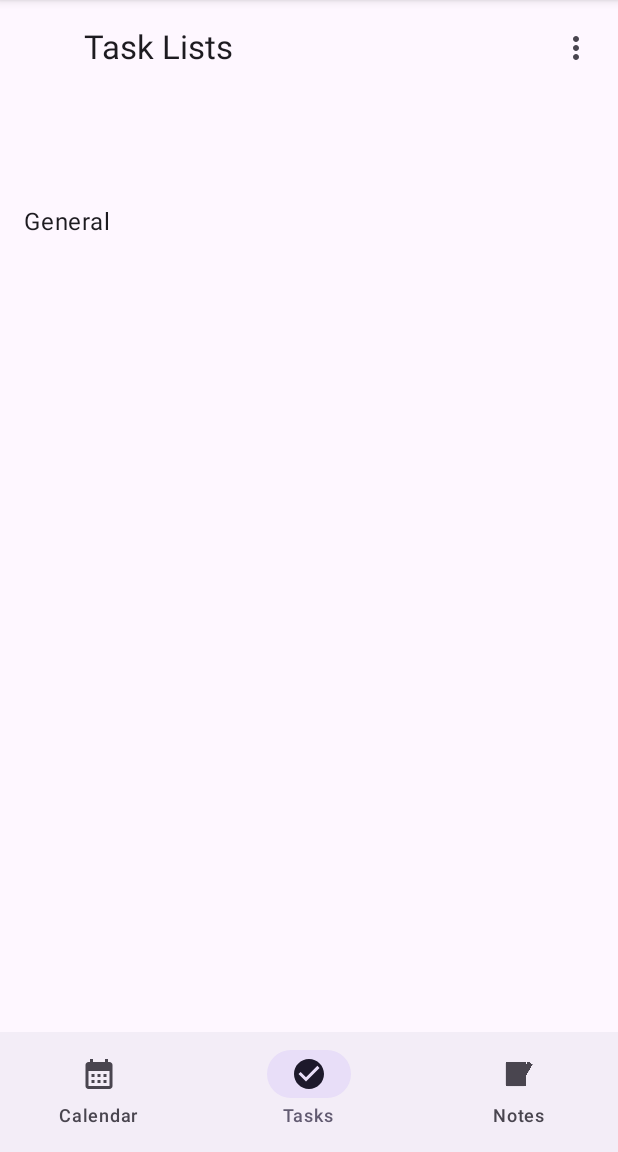
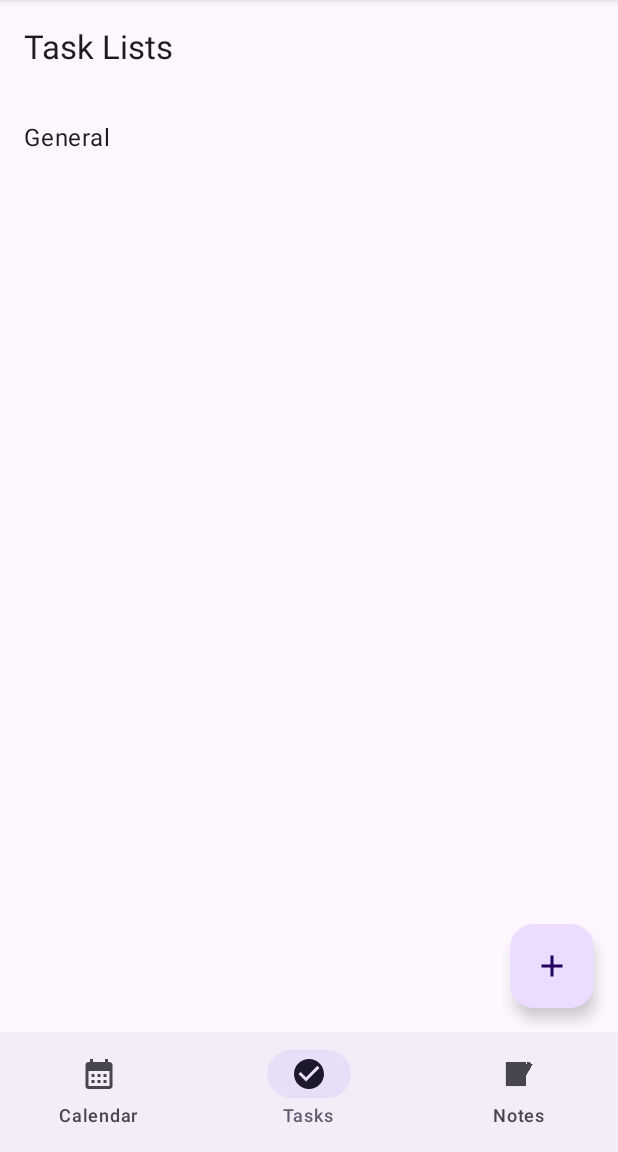
Before and after one commit to corey2120/My_Day, an Android app built with Jetpack Compose: the screen it shows after launch (MainActivity), item 2 of the bottom bar chosen, on a phone screen of 412 x 824 dp, the part 84-1236 px from its top. Run offline under Robolectric (Android 15) with nearby library versions, the phone set to English and light mode, and no system bars; our stand-ins replace Dagger/Hilt's generated code, Room's generated code; libraries missing offline, so code that uses them is left out: com.google.ai.client.

Commit message:
Fixed Task Screen issues

```diff
--- a/app/src/main/java/com/example/myday/HomeScreen.kt
+++ b/app/src/main/java/com/example/myday/HomeScreen.kt
@@ -88,91 +88,9 @@ fun HomeScreen(viewModel: MainViewModel) {
     var showNotesBackButton by remember { mutableStateOf(false) }
     val onNotesBack: () -> Unit = { notesNavController.popBackStack() }
 
-    if (showThemeDialog) {
-        ThemeSwitcherDialog(viewModel = viewModel, onDismiss = { showThemeDialog = false })
-    }
+
 
     Scaffold(
-        topBar = {
-            TopAppBar(
-                title = {
-                    when (val screen = currentTasksScreen) {
-                        is TasksScreen.TaskLists -> Text("Task Lists")
-                        is TasksScreen.Tasks -> {
-                            val listName = viewModel.taskLists.collectAsState().value.find { it.id == screen.listId }?.name ?: "Tasks"
-                            Text(listName)
-                        }
-                    }
-                },
-                navigationIcon = {
-                    Log.d("HomeScreen", "navigationIcon recomposing: showTasksBackButton=$showTasksBackButton, showNotesBackButton=$showNotesBackButton")
-                    if (showTasksBackButton) {
-                        IconButton(onClick = onTasksBack) {
-                            Icon(Icons.AutoMirrored.Filled.ArrowBack, contentDescription = "Back")
-                        }
-                    } else if (showNotesBackButton) {
-                        IconButton(onClick = onNotesBack) {
-                            Icon(Icons.AutoMirrored.Filled.ArrowBack, contentDescription = "Back")
-                        }
-                    } else {
-                        // Placeholder for when no back button is needed
-                        Spacer(modifier = Modifier.width(48.dp)) // Occupy space to keep alignment
-                    }
-                },
-                windowInsets = WindowInsets(top = 0.dp),
-                actions = {
-                    var showMenu by remember { mutableStateOf(false) }
-
-                    IconButton(onClick = { showMenu = !showMenu }) {
-                        Icon(
-                            imageVector = Icons.Default.MoreVert,
-                            contentDescription = "More"
-                        )
-                    }
-
-                    DropdownMenu(
-                        expanded = showMenu,
-                        onDismissRequest = { showMenu = false }
-                    ) {
-                        DropdownMenuItem(
-                            text = { Text("Home") },
-                            onClick = {
-                                scope.launch { pagerState.animateScrollToPage(0) }
-                                showMenu = false
-                            }
-                        )
-                        DropdownMenuItem(
-                            text = { Text("Tasks") },
-                            onClick = {
-                                scope.launch { pagerState.animateScrollToPage(1) }
-                                showMenu = false
-                            }
-                        )
-                        DropdownMenuItem(
-                            text = { Text("Notes") },
-                            onClick = {
-                                scope.launch { pagerState.animateScrollToPage(2) }
-                                showMenu = false
-                            }
-                        )
-                        DropdownMenuItem(
-                            text = { Text("Google Login") },
-                            onClick = {
-                                Log.d("HomeScreen", "Google Login clicked - Implement actual login logic here")
-                                showMenu = false
-                            }
-                        )
-                        DropdownMenuItem(
-                            text = { Text("Settings") },
-                            onClick = {
-                                showThemeDialog = true
-                                showMenu = false
-                            }
-                        )
-                    }
-                }
-            )
-        },
         bottomBar = {
             NavigationBar {
                 val items = listOf("Calendar", "Tasks", "Notes")
@@ -192,25 +110,15 @@ fun HomeScreen(viewModel: MainViewModel) {
                     )
                 }
             }
-        },
-        floatingActionButton = {
-            if (pagerState.currentPage == 2) { // Notes screen
-                FloatingActionButton(
-                    onClick = { notesNavController.navigate("note_detail/new") },
-                    containerColor = MaterialTheme.colorScheme.primary
-                ) {
-                    Icon(Icons.Default.Add, contentDescription = "Add Note", tint = MaterialTheme.colorScheme.onPrimary)
-                }
-            }
         }
     ) { paddingValues ->
-        HorizontalPager(state = pagerState) { page ->
+        HorizontalPager(state = pagerState, modifier = Modifier.padding(paddingValues)) { page ->
             when (page) {
-                0 -> CalendarScreen(viewModel = viewModel, paddingValues = paddingValues)
+                0 -> CalendarScreen(viewModel = viewModel)
                 1 -> {
                     when (val screen = currentTasksScreen) {
-                        is TasksScreen.TaskLists -> TaskListsScreen(viewModel = viewModel, onTaskListClicked = { listId -> currentTasksScreen = TasksScreen.Tasks(listId) }, onBack = {}, paddingValues = paddingValues)
-                        is TasksScreen.Tasks -> TasksScreen(viewModel = viewModel, listId = screen.listId, onBack = { currentTasksScreen = TasksScreen.TaskLists }, paddingValues = paddingValues)
+                        is TasksScreen.TaskLists -> TaskListsScreen(viewModel = viewModel, onTaskListClicked = { listId -> currentTasksScreen = TasksScreen.Tasks(listId) })
+                        is TasksScreen.Tasks -> TasksScreen(viewModel = viewModel, listId = screen.listId, onBack = { currentTasksScreen = TasksScreen.TaskLists })
                     }
                 }
                 2 -> {
@@ -223,8 +131,7 @@ fun HomeScreen(viewModel: MainViewModel) {
                         composable("notes_list") {
                             NotesScreen(
                                 viewModel = viewModel,
-                                onNoteClicked = { noteId -> notesNavController.navigate("note_detail/$noteId") },
-                                paddingValues = paddingValues
+                                onNoteClicked = { noteId -> notesNavController.navigate("note_detail/$noteId") }
                             )
                         }
                         composable("note_detail/{noteId}") { backStackEntry ->
@@ -241,6 +148,7 @@ fun HomeScreen(viewModel: MainViewModel) {
         }
     }
 }
+
 
 
 
@@ -281,6 +189,7 @@ private fun ThemeSwitcherDialog(viewModel: MainViewModel, onDismiss: () -> Unit)
 private fun AddTaskFromHomeDialog(viewModel: MainViewModel, onDismiss: () -> Unit, selectedDate: Date?) {
     var taskDescription by remember { mutableStateOf("") }
     val taskLists by viewModel.taskLists.collectAsState()
+    val scope = rememberCoroutineScope()
 
     // Correctly find the list based on the current state
     val generalList = taskLists.find { it.name == "General" }
@@ -301,16 +210,19 @@ private fun AddTaskFromHomeDialog(viewModel: MainViewModel, onDismiss: () -> Uni
         confirmButton = {
             Button(
                 onClick = {
-                    generalList?.let {
-                        viewModel.addTask(
-                            description = taskDescription,
-                            listId = it.id,
-                            date = selectedDate
-                        )
+                    scope.launch {
+                        val list = generalList ?: viewModel.addTaskList("General")
+                        list?.let {
+                            viewModel.addTask(
+                                description = taskDescription,
+                                listId = it.id,
+                                date = selectedDate
+                            )
+                        }
                         onDismiss()
                     }
                 },
-                enabled = taskDescription.isNotBlank() && generalList != null
+                enabled = taskDescription.isNotBlank()
             ) {
                 Text("Add")
             }
@@ -588,7 +500,7 @@ fun EmptyState() {
 }
 
 @Composable
-fun CalendarScreen(viewModel: MainViewModel, paddingValues: PaddingValues) {
+fun CalendarScreen(viewModel: MainViewModel) {
     val tasks: List<Task> by viewModel.tasks.collectAsState()
     var selectedDate by remember { mutableStateOf(LocalDate.now()) }
     var currentMonth by remember { mutableStateOf(Calendar.getInstance().get(Calendar.MONTH)) }
@@ -615,7 +527,7 @@ fun CalendarScreen(viewModel: MainViewModel, paddingValues: PaddingValues) {
         })
     }
 
-    LazyColumn(modifier = Modifier.fillMaxSize(), contentPadding = paddingValues) {
+    LazyColumn(modifier = Modifier.fillMaxSize()) {
         item {
             Column(
                 modifier = Modifier
--- a/app/src/main/java/com/example/myday/NotesScreen.kt
+++ b/app/src/main/java/com/example/myday/NotesScreen.kt
@@ -34,15 +34,12 @@ import androidx.compose.ui.unit.dp
 @Composable
 fun NotesScreen(
     viewModel: MainViewModel,
-    onNoteClicked: (String) -> Unit,
-    paddingValues: PaddingValues
+    onNoteClicked: (String) -> Unit
 ) {
     val notes by viewModel.notes.collectAsState()
 
     LazyVerticalStaggeredGrid(
         columns = StaggeredGridCells.Fixed(2),
-        modifier = Modifier.padding(top = 56.dp),
-        contentPadding = paddingValues,
         horizontalArrangement = Arrangement.spacedBy(8.dp),
         verticalItemSpacing = 8.dp
     ) {
--- a/app/src/main/java/com/example/myday/TaskListsScreen.kt
+++ b/app/src/main/java/com/example/myday/TaskListsScreen.kt
@@ -13,12 +13,12 @@ import androidx.compose.foundation.layout.padding
 import androidx.compose.foundation.lazy.LazyColumn
 import androidx.compose.foundation.lazy.items
 import androidx.compose.material.icons.Icons
-import androidx.compose.material.icons.automirrored.filled.ArrowBack
+import androidx.compose.material.icons.filled.Add
 import androidx.compose.material3.AlertDialog
 import androidx.compose.material3.Button
 import androidx.compose.material3.ExperimentalMaterial3Api
+import androidx.compose.material3.FloatingActionButton
 import androidx.compose.material3.Icon
-import androidx.compose.material3.IconButton
 import androidx.compose.material3.Scaffold
 import androidx.compose.material3.Text
 import androidx.compose.material3.TextField
@@ -28,49 +28,42 @@ import androidx.compose.runtime.collectAsState
 import androidx.compose.runtime.getValue
 import androidx.compose.runtime.mutableStateOf
 import androidx.compose.runtime.remember
+import androidx.compose.runtime.rememberCoroutineScope
 import androidx.compose.runtime.setValue
 import androidx.compose.ui.Modifier
 import androidx.compose.ui.unit.dp
+import kotlinx.coroutines.launch
 
 
 @OptIn(ExperimentalMaterial3Api::class)
 @Composable
 fun TaskListsScreen(
     viewModel: MainViewModel,
-    onTaskListClicked: (String) -> Unit,
-    onBack: () -> Unit,
-    paddingValues: PaddingValues
+    onTaskListClicked: (String) -> Unit
 ) {
     val taskLists: List<TaskList> by viewModel.taskLists.collectAsState()
 
     var showDialog by remember { mutableStateOf(false) }
-    var newListName by remember { mutableStateOf("") }
 
     var selectedTaskList by remember { mutableStateOf<TaskList?>(null) }
     var showEditOptionsDialog by remember { mutableStateOf(false) }
     var showRenameTaskListDialog by remember { mutableStateOf(false) }
-    var showEditTaskListDialog by remember { mutableStateOf(false) }
+
+    val scope = rememberCoroutineScope()
 
     Scaffold(
         topBar = {
             TopAppBar(
-                title = { Text("Task Lists") },
-                navigationIcon = {
-
-                    IconButton(onClick = onBack) {
-                        Icon(
-                            imageVector = Icons.AutoMirrored.Filled.ArrowBack,
-                            contentDescription = "Back"
-                        )
-                    }
-                }
+                title = { Text("Task Lists") }
             )
+        },
+        floatingActionButton = {
+            FloatingActionButton(onClick = { showDialog = true }) {
+                Icon(Icons.Default.Add, contentDescription = "Add Task List")
+            }
         }
-    ){ innerPadding ->
-                LazyColumn(contentPadding = paddingValues) {
-            item {
-                Spacer(modifier = Modifier.height(56.dp)) // Height of TopAppBar
-            }
+    ) { innerPadding ->
+        LazyColumn(contentPadding = innerPadding) {
             items(taskLists) { taskList ->
                 Box(
                     modifier = Modifier.combinedClickable(
@@ -97,7 +90,10 @@ fun TaskListsScreen(
         AddTaskListDialog(
             onDismiss = { showDialog = false },
             onAddTaskList = { name ->
-                viewModel.addTaskList(name)
+                scope.launch {
+                    viewModel.addTaskList(name)
+                }
+                showDialog = false
             }
         )
     }
@@ -150,7 +146,6 @@ private fun AddTaskListDialog(onDismiss: () -> Unit, onAddTaskList: (String) ->
                 onClick = {
                     if (newListName.isNotBlank()) {
                         onAddTaskList(newListName)
-                        onDismiss()
                     }
                 }
             ) {
--- a/app/src/main/java/com/example/myday/TasksScreen.kt
+++ b/app/src/main/java/com/example/myday/TasksScreen.kt
@@ -54,8 +54,7 @@ fun PriorityIndicator(priority: Priority, onClick: () -> Unit) {
 fun TasksScreen(
     viewModel: MainViewModel,
     listId: String,
-    onBack: () -> Unit,
-    paddingValues: PaddingValues
+    onBack: () -> Unit
 ) {
     val tasks: List<Task> by viewModel.tasks.collectAsState()
     val taskLists: List<TaskList> by viewModel.taskLists.collectAsState()
```
Also changed, not shown: app/src/main/java/com/example/myday/MainViewModel.kt (+4 -6 lines).
